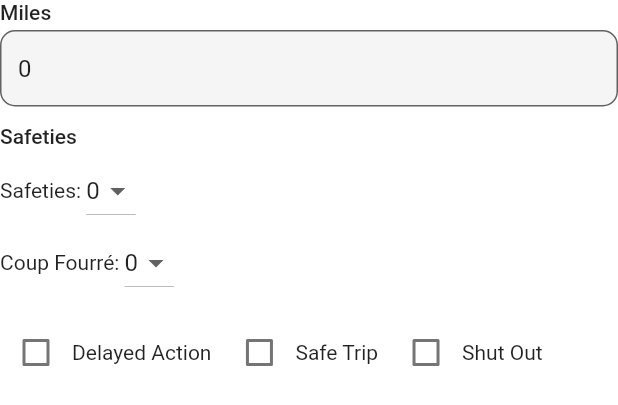
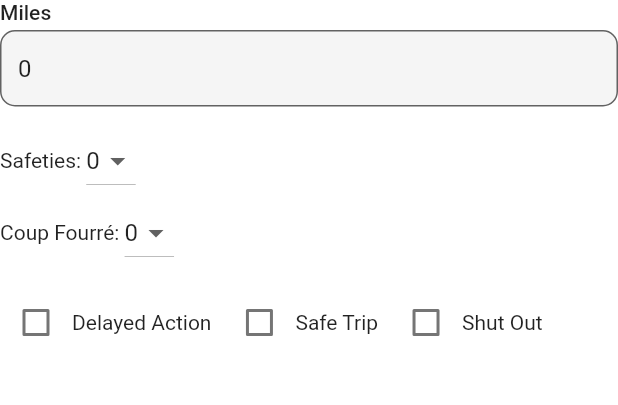
Before and after one commit to freemansoft/fs-game-score, a Flutter app: the FrenchDrivingRoundPanel widget shown alone on an empty page, opened directly with empty values, on a phone screen of 412 x 824 dp. Shown: the top 405 px of the screen. Run offline on Flutter 3.47's test engine with Material 3 defaults, Android fonts, the phone set to English and light mode, and no system bars; our stand-ins replace data_table_2, flex_color_scheme, flutter_riverpod, go_router, package_info_plus, share_plus and 1 more; accounts and stored records are empty.

Commit message:
move some tooltips and remove section label to save space

```diff
--- a/lib/presentation/player_round/french_driving_round_panel.dart
+++ b/lib/presentation/player_round/french_driving_round_panel.dart
@@ -117,14 +117,22 @@ class _FrenchDrivingRoundPanelState extends State<FrenchDrivingRoundPanel> {
     final safetiesRow = Row(
       mainAxisSize: MainAxisSize.min,
       children: [
-        Text('${l10n.safeties}: '),
-        DropdownButton<int>(
+        Tooltip(
+          message: l10n.safetiesTooltip,
+          child: Text('${l10n.safeties}: '),
+        ),
+        Tooltip(
+          message: l10n.safetiesTooltip,
+          child: DropdownButton<int>(
             key: FrenchDrivingRoundPanel.safetiesDropdownKey,
             value: numSafeties,
-          items: List.generate(
+            items:
+                List.generate(
                       5,
                       (i) => i,
-          ).map((i) => DropdownMenuItem(value: i, child: Text('$i'))).toList(),
+                    )
+                    .map((i) => DropdownMenuItem(value: i, child: Text('$i')))
+                    .toList(),
             onChanged: (val) {
               if (val != null) {
                 final newSafeties = List.filled(4, false);
@@ -137,13 +145,17 @@ class _FrenchDrivingRoundPanelState extends State<FrenchDrivingRoundPanel> {
               }
             },
           ),
+        ),
       ],
     );
 
     final coupFourreRow = Row(
       mainAxisSize: MainAxisSize.min,
       children: [
-        Text('${l10n.coupFourre}: '),
+        Tooltip(
+          message: l10n.coupFourreTooltip,
+          child: Text('${l10n.coupFourre}: '),
+        ),
         Tooltip(
           message: l10n.coupFourreTooltip,
           child: DropdownButton<int>(
@@ -171,14 +183,6 @@ class _FrenchDrivingRoundPanelState extends State<FrenchDrivingRoundPanel> {
     return Column(
       crossAxisAlignment: CrossAxisAlignment.start,
       children: [
-        Tooltip(
-          message: l10n.safetiesTooltip,
-          child: Text(
-            l10n.safeties,
-            style: Theme.of(context).textTheme.labelLarge,
-          ),
-        ),
-        const SizedBox(height: 4),
         if (isPortrait)
           Column(
             crossAxisAlignment: CrossAxisAlignment.start,
```
Lines whose indentation alone changed are shown as unchanged.
